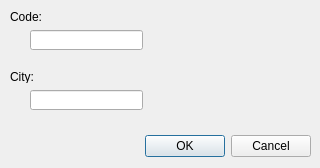
Old version of the form newairportdialog.ui in the repository jcespinoza/JCAirlines.
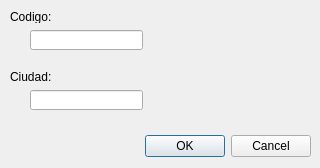
New version of the form.

```diff
--- a/newairportdialog.ui
+++ b/newairportdialog.ui
@@ -59,7 +59,7 @@
     </rect>
    </property>
    <property name="text">
-    <string>Code:</string>
+    <string>Codigo:</string>
    </property>
   </widget>
   <widget class="QLabel" name="label_2">
@@ -72,7 +72,7 @@
     </rect>
    </property>
    <property name="text">
-    <string>City:</string>
+    <string>Ciudad:</string>
    </property>
   </widget>
  </widget>
```
